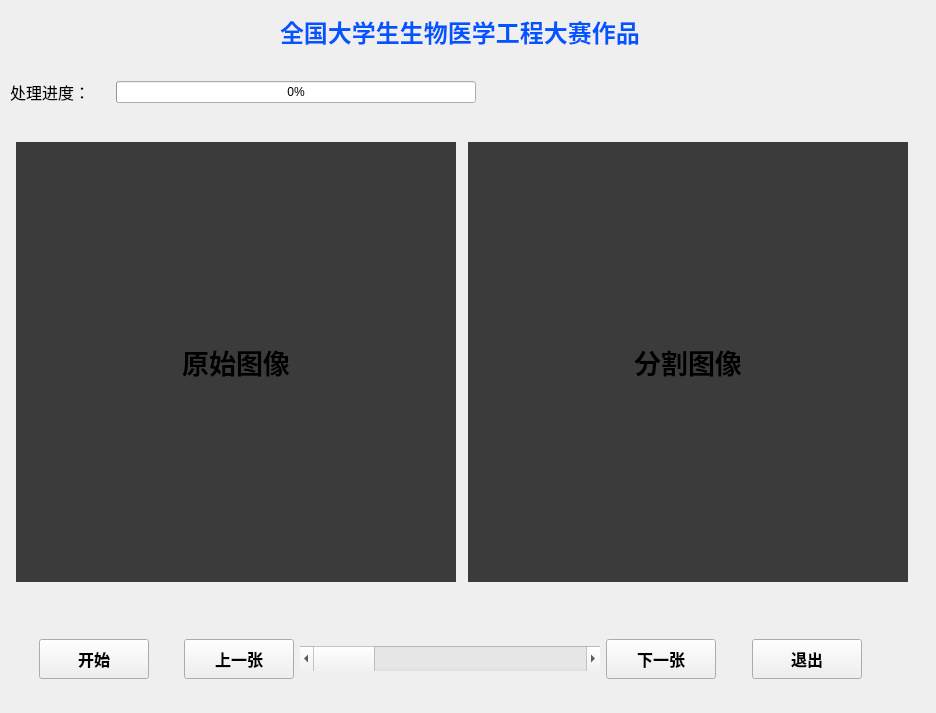
The window that mainwindow.ui (heaodi/Spine-segmentation-using-unet) describes before a commit, drawn with Qt 5.
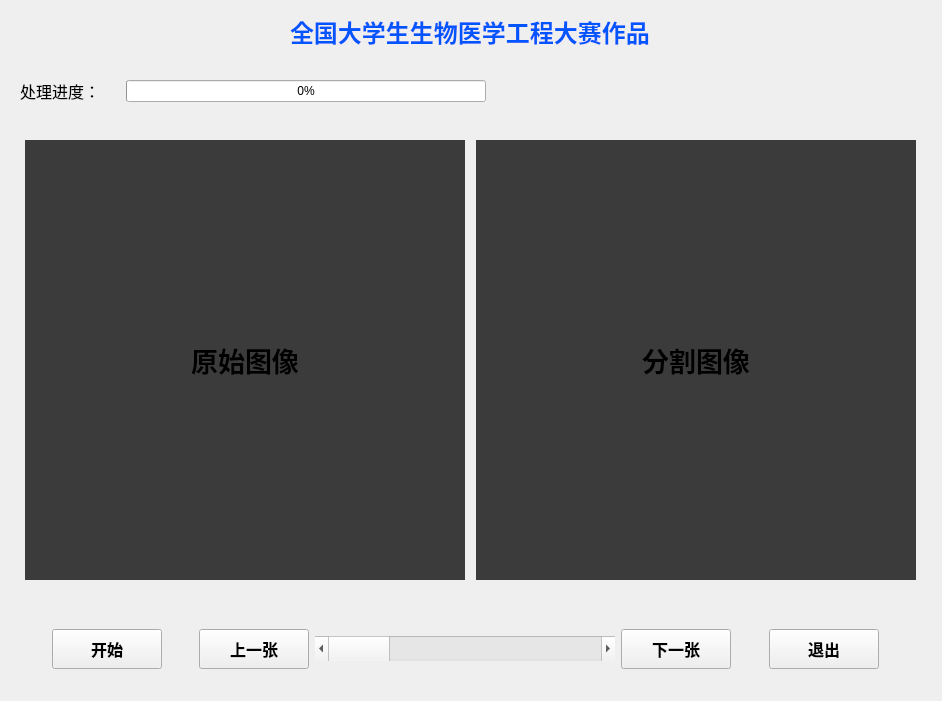
The same window after the commit.

Diff of the .ui file:
```diff
--- a/mainwindow.ui
+++ b/mainwindow.ui
@@ -6,8 +6,8 @@
    <rect>
     <x>0</x>
     <y>0</y>
-    <width>936</width>
-    <height>713</height>
+    <width>942</width>
+    <height>701</height>
    </rect>
   </property>
   <property name="windowTitle">
@@ -16,7 +16,7 @@
   <widget class="QWidget" name="widget" native="true">
    <property name="geometry">
     <rect>
-     <x>10</x>
+     <x>20</x>
      <y>10</y>
      <width>901</width>
      <height>44</height>
@@ -75,9 +75,9 @@
   <widget class="QWidget" name="widget_2" native="true">
    <property name="geometry">
     <rect>
-     <x>10</x>
-     <y>52</y>
-     <width>906</width>
+     <x>20</x>
+     <y>50</y>
+     <width>901</width>
      <height>561</height>
     </rect>
    </property>
@@ -149,22 +149,6 @@
       </item>
      </layout>
     </item>
-    <item>
-     <spacer name="verticalSpacer">
-      <property name="orientation">
-       <enum>Qt::Vertical</enum>
-      </property>
-      <property name="sizeType">
-       <enum>QSizePolicy::Fixed</enum>
-      </property>
-      <property name="sizeHint" stdset="0">
-       <size>
-        <width>20</width>
-        <height>2</height>
-       </size>
-      </property>
-     </spacer>
-    </item>
     <item>
      <spacer name="verticalSpacer_3">
       <property name="orientation">
@@ -301,9 +285,9 @@
   <widget class="QWidget" name="widget_3" native="true">
    <property name="geometry">
     <rect>
-     <x>10</x>
-     <y>630</y>
-     <width>881</width>
+     <x>20</x>
+     <y>620</y>
+     <width>891</width>
      <height>58</height>
     </rect>
    </property>
```
